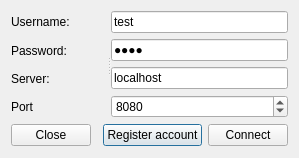
Above: ui/qt/connectdialog.ui from jankaluza/hamlog before the change. Below: the same form after it.
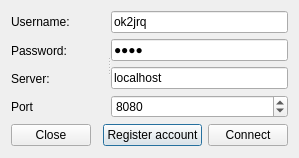
That is the form after the change.

```diff
--- a/ui/qt/connectdialog.ui
+++ b/ui/qt/connectdialog.ui
@@ -56,7 +56,7 @@
        <item>
         <widget class="QLineEdit" name="username">
          <property name="text">
-          <string>test</string>
+          <string>ok2jrq</string>
          </property>
         </widget>
        </item>
```
